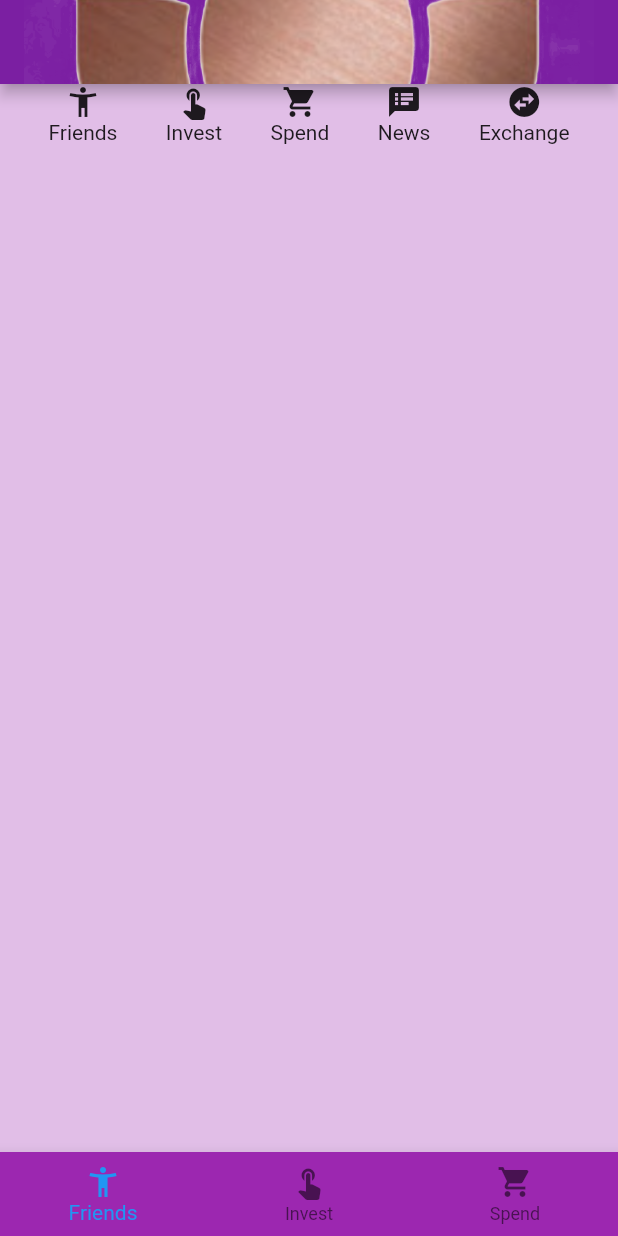
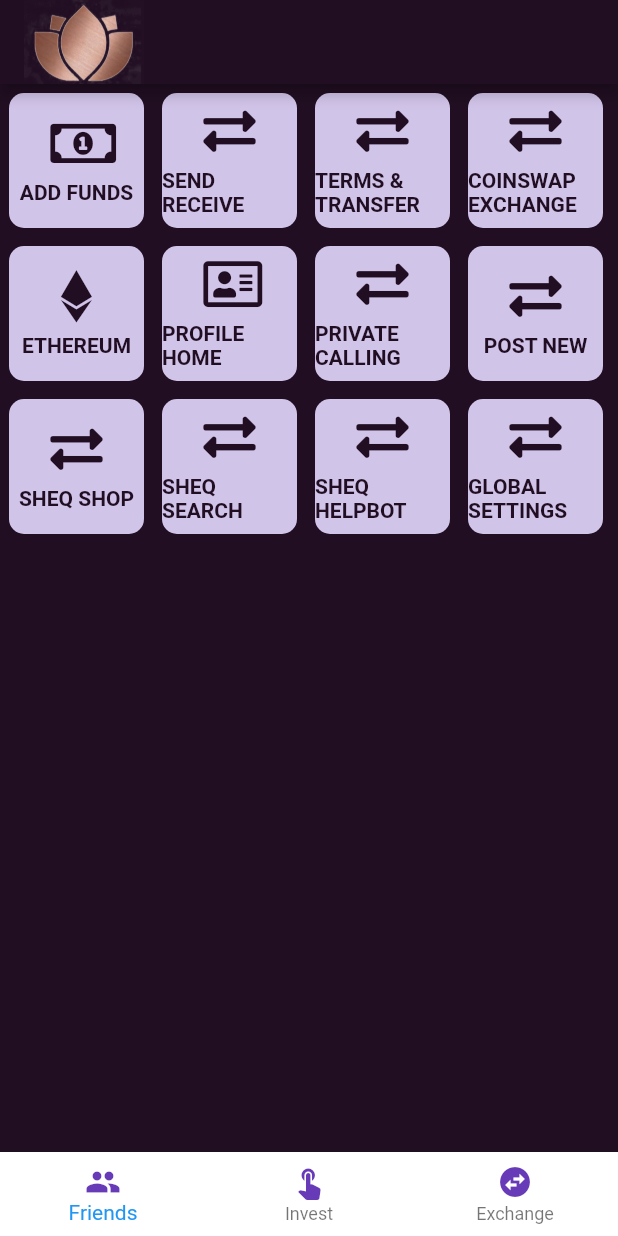
Before and after one commit to purushottamyadavbattula/sheq_flutter, a Flutter app: the screen it shows after launch, on a phone screen of 412 x 824 dp. Run offline on Flutter 3.47's test engine with Material 2 defaults, Android fonts, the phone set to English and light mode, and no system bars; our stand-ins replace font_awesome_flutter.

Commit message:
UI elements added & TODOs

```diff
--- /dev/null
+++ b/lib/components/icon_content.dart
@@ -0,0 +1,21 @@
+import 'package:flutter/material.dart';
+import 'package:sheq_flutter/constants.dart';
+
+class IconContent extends StatelessWidget {
+  const IconContent({this.icon, this.label});
+
+  final IconData icon;
+  final String label;
+
+  @override
+  Widget build(BuildContext context) {
+    return Column(
+      mainAxisAlignment: MainAxisAlignment.center,
+      children: <Widget>[
+        Icon(icon, size: 35, color: kEggplant,),
+        SizedBox(height: 8.0,),
+        Text(label, style: TextStyle(color: kEggplant, fontWeight: FontWeight.bold), )
+      ],
+    );
+  }
+}
--- a/lib/components/reusable_card.dart
+++ b/lib/components/reusable_card.dart
@@ -1,9 +1,8 @@
 import 'package:flutter/material.dart';
 
 class ReusableCard extends StatelessWidget {
-  const ReusableCard({@required this.colour, this.cardChild, this.onPress});
+  const ReusableCard({@required this.cardChild, this.onPress});
 
-  final Color colour;
   final Widget cardChild;
   final Function onPress;
 
@@ -12,11 +11,13 @@
     return GestureDetector(
       onTap: onPress,
       child: Container(
-        margin: EdgeInsets.all(15.0),
         child: cardChild,
+        height: 90,
+        width: 90,
+        margin: EdgeInsets.all(6.0),
         decoration: BoxDecoration(
           borderRadius: BorderRadius.circular(10.0),
-          color: colour,
+          color: Colors.deepPurple.shade100,
         ),
       ),
     );
--- a/lib/main.dart
+++ b/lib/main.dart
@@ -3,6 +3,10 @@
 //import 'package:sheq_flutter/screens/registration_screen.dart';
 //import 'package:sheq_flutter/screens/chat_screen.dart';
 import 'package:sheq_flutter/screens/welcome_screen.dart';
+import 'package:sheq_flutter/screens/menu_screen.dart';
+import 'package:sheq_flutter/screens/menu_thrower_screen.dart';
+
+
 
 void main() => runApp(MyApp());
 
@@ -15,12 +19,19 @@
       routes: {
         WelcomeScreen.id: (context) => WelcomeScreen(),
         MainMenuScreen.id: (context) => MainMenuScreen(),
+        MenuThrower.id: (context) => MenuThrower(),
+        MenuScreen.id: (context) => MenuScreen()
 //        RegistrationScreen.id: (context) =>RegistrationScreen(),
 //        ChatScreen.id: (context) => ChatScreen(),
 //        LoginScreen.id: (context) => LoginScreen(),
 //        Web3Screen.id: (context) => Web3Screen(),
-
       },
     );
   }
 }
+
+//TODO: Keep an eye on UpperCase for classes and Widgets and camelCase for other functions, const and others;
+//TODO: let's keep the screens and components with the same name1_name2_screen format
+//TODO: 2) navigation between screens, time to start building it
+//TODO: 3) Authentication: EthereumAddress authentication using web3 dart package >> start trying to make it work
+//TODO: 4) API to get prices of $DAI and $ETH >> can we connect to Uniswap ? https://uniswap.exchange/swap
--- a/lib/screens/main_menu_screen.dart
+++ b/lib/screens/main_menu_screen.dart
@@ -1,5 +1,8 @@
 import 'package:flutter/material.dart';
-//import 'package:sheq_flutter/constants.dart';
+import 'package:sheq_flutter/components/reusable_card.dart';
+import 'package:sheq_flutter/components/icon_content.dart';
+import 'package:font_awesome_flutter/font_awesome_flutter.dart';
+import 'package:sheq_flutter/constants.dart';
 
 class MainMenuScreen extends StatelessWidget {
   static const String id = 'main_menu_screen';
@@ -8,62 +11,90 @@
   Widget build(BuildContext context) {
     return Scaffold(
       appBar: AppBar(
-        backgroundColor: Colors.purple.shade700,
-        title: Image.asset('images/title-logo.png'),
+        backgroundColor: kEggplant,
+        title: Image.asset(
+          'images/title-logo.png',
+          width: 80,
+          height: 100,
+        ),
       ),
-      body: Container(
-        color: Colors.purple.shade100,
-        child: Row(
-            mainAxisAlignment: MainAxisAlignment.spaceEvenly,
+      body: Container(color: kEggplant,
+        child: Column(
+          mainAxisAlignment: MainAxisAlignment.start,
           children: <Widget>[
-            Column(children: <Widget>[
-              Icon(Icons.accessibility_new),
-              Text('Friends'),
-            ],
-            ),
-            Column(children: <Widget>[
-              Icon(Icons.touch_app),
-              Text('Invest'),
+            Row(crossAxisAlignment: CrossAxisAlignment.center,
+              children: <Widget>[
+              ReusableCard(
+                  cardChild: IconContent(label:'ADD FUNDS', icon: FontAwesomeIcons.moneyBillAlt,),
+                  onPress: (){}),
+              ReusableCard(
+                  cardChild: IconContent(label:'SEND RECEIVE', icon: FontAwesomeIcons.exchangeAlt),
+                  onPress: (){}),
+              ReusableCard(
+                  cardChild: IconContent(label:'TERMS & TRANSFER', icon: FontAwesomeIcons.exchangeAlt),
+                  onPress: (){}),
+              ReusableCard(
+                  cardChild: IconContent(label:'COINSWAP EXCHANGE',icon: FontAwesomeIcons.exchangeAlt),
+                  onPress: (){}),
             ],),
-            Column(children: <Widget>[
-              Icon(Icons.shopping_cart),
-              Text('Spend'),
+            Row(children: <Widget>[
+              ReusableCard(
+                  cardChild: IconContent(icon: FontAwesomeIcons.ethereum, label: 'ETHEREUM',),
+                  onPress: (){}),
+              ReusableCard(
+                  cardChild: IconContent(label:'PROFILE HOME',icon: FontAwesomeIcons.addressCard),
+                  onPress: (){}),
+              ReusableCard(
+                  cardChild: IconContent(label:'PRIVATE CALLING', icon: FontAwesomeIcons.exchangeAlt),
+                  onPress: (){}),
+              ReusableCard(
+                  cardChild: IconContent(label:'POST NEW', icon: FontAwesomeIcons.exchangeAlt),
+                  onPress: (){}),
             ],),
-            Column(children: <Widget>[
-              Icon(Icons.speaker_notes),
-              Text('News'),
+            Row(children: <Widget>[
+              ReusableCard(
+                  cardChild: IconContent(label:'SHEQ SHOP', icon: FontAwesomeIcons.exchangeAlt),
+                  onPress: (){}),
+              ReusableCard(
+                  cardChild: IconContent(label:'SHEQ SEARCH', icon: FontAwesomeIcons.exchangeAlt),
+                  onPress: (){}),
+              ReusableCard(
+                  cardChild: IconContent(label:'SHEQ HELPBOT', icon: FontAwesomeIcons.exchangeAlt),
+                  onPress: (){}),
+              ReusableCard(
+                  cardChild: IconContent(label:'GLOBAL SETTINGS', icon: FontAwesomeIcons.exchangeAlt),
+                  onPress: (){}),
             ],),
-            Column(children: <Widget>[
-              Icon(Icons.swap_horizontal_circle),
-              Text('Exchange'),
-            ],
-            ),
+            SizedBox(height: 30,),
+//            Image.asset('images/pink_graph2.jpg'),
           ],
         ),
       ),
+
+      //TODO: 1) make the BottomNavigationBar show the 5 icons instead of 3
       bottomNavigationBar: BottomNavigationBar(
-        backgroundColor: Colors.purple,
+        backgroundColor: Colors.white,
         items: const <BottomNavigationBarItem> [
           BottomNavigationBarItem(
-            icon: Icon(Icons.accessibility_new),
-            title: Text('Friends'),
+            icon: Icon(Icons.group, color: Colors.deepPurple),
+            title: Text('Friends', style: TextStyle(color: Colors.deepPurple),),
           ),
           BottomNavigationBarItem(
-            icon: Icon(Icons.touch_app),
-            title: Text('Invest'),
-          ),
-          BottomNavigationBarItem(
-            icon: Icon(Icons.shopping_cart),
-            title: Text('Spend'),
+            icon: Icon(Icons.touch_app, color: Colors.deepPurple),
+            title: Text('Invest', style: TextStyle(color: Colors.deepPurple),),
           ),
 //          BottomNavigationBarItem(
-//            icon: Icon(Icons.speaker_notes),
-//            title: Text('News'),
+//            icon: Icon(Icons.shopping_cart, color: Colors.deepPurple),
+//            title: Text('Spend', style: TextStyle(color: Colors.deepPurple),),
 //          ),
 //          BottomNavigationBarItem(
-//            icon: Icon(Icons.swap_horizontal_circle),
-//            title: Text('Exchange'),
+//            icon: Icon(Icons.speaker_notes, color: Colors.deepPurple),
+//            title: Text('News',style: TextStyle(color: Colors.deepPurple),),
 //          ),
+          BottomNavigationBarItem(
+            icon: Icon(Icons.swap_horizontal_circle, color: Colors.deepPurple),
+            title: Text('Exchange',style: TextStyle(color: Colors.deepPurple),),
+          ),
         ],
       ),
 //      floatingActionButton: FloatingActionButton(
--- a/pubspec.yaml
+++ b/pubspec.yaml
@@ -14,6 +14,7 @@
   modal_progress_hud: ^0.1.3
   web_socket_channel: ^1.1.0
   http: ^0.12.0+4
+  font_awesome_flutter: ^8.7.0
 
 dev_dependencies:
   flutter_test:
```
Also changed, not shown: lib/constants.dart (+7 -0 lines), lib/screens/menu_screen.dart (added, +100 -0 lines), lib/screens/menu_thrower_screen.dart (added, +39 -0 lines), lib/screens/create_post_screen.dart (deleted), lib/screens/exchange_screen.dart (deleted), lib/screens/home_screen.dart (deleted), lib/screens/landing_screen.dart (deleted), lib/screens/posts_screen.dart (deleted), lib/screens/send_coin_screen.dart (deleted), lib/screens/send_receive_screen.dart (deleted), lib/screens/tabs_screen.dart (deleted), pubspec.lock.
